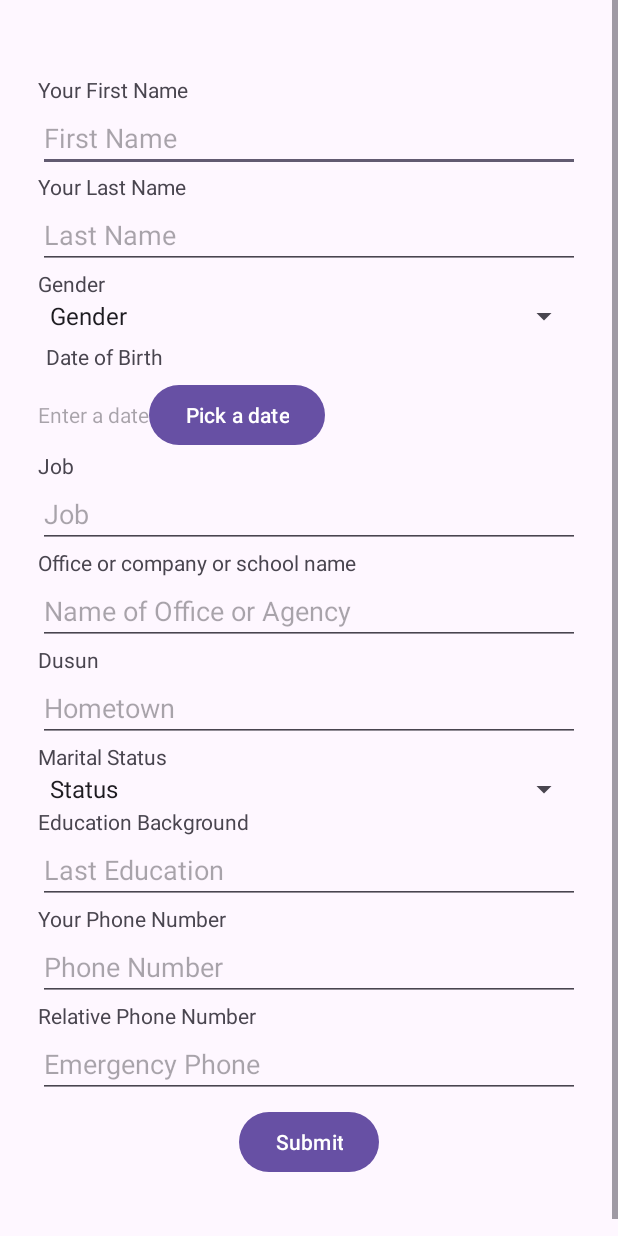
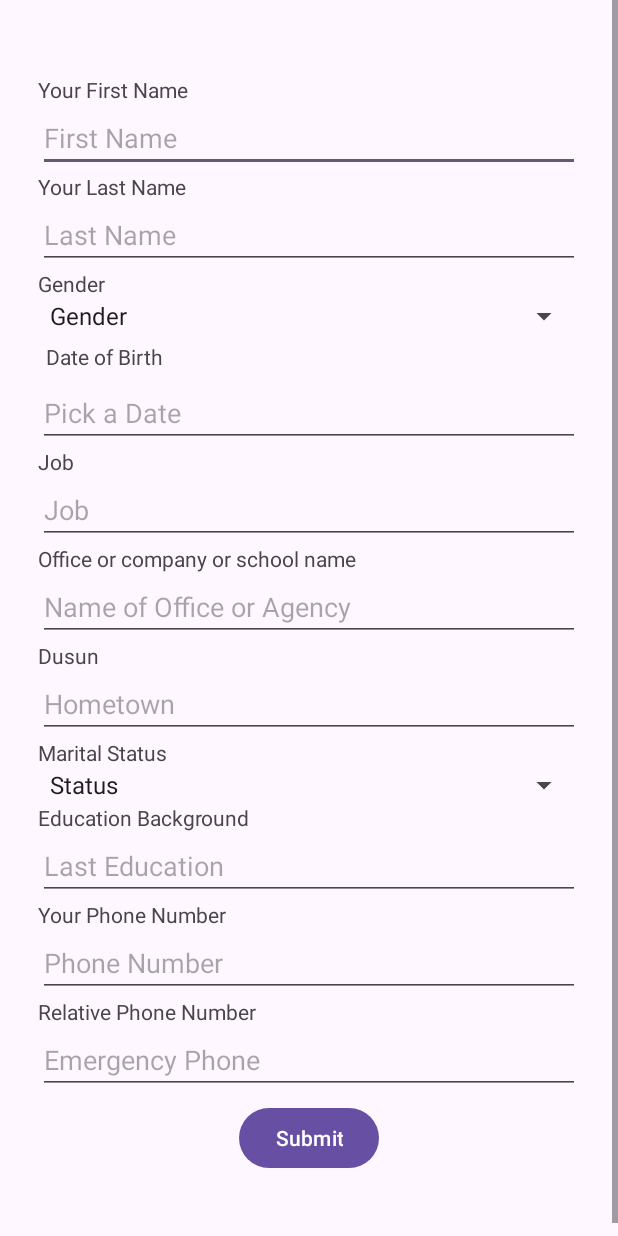
Before and after one commit to BebekHitam/Acquire_Printer, an Android app: the FillProfile screen opened directly, with no data from a screen before it, on a phone screen of 412 x 824 dp. Run offline under Robolectric (Android 15) with nearby library versions, the phone set to English and light mode, and no system bars; our stand-ins replace Firebase (no records; nobody signed in at launch, a user with empty details on screens opened directly).

Commit message:
masih berkutat dalam login, belum kirim data profil

```diff
--- a/app/src/main/java/com/authenticate/FillProfile.java
+++ b/app/src/main/java/com/authenticate/FillProfile.java
@@ -2,6 +2,7 @@ package com.authenticate;
 
 import android.app.Activity;
 import android.content.Context;
+import android.content.DialogInterface;
 import android.graphics.Rect;
 import android.os.Bundle;
 import android.util.AttributeSet;
@@ -24,10 +25,16 @@ import androidx.appcompat.app.AppCompatActivity;
 
 import com.example.acquireprinter.MainActivity;
 import com.example.acquireprinter.R;
+import com.google.firebase.auth.FirebaseAuth;
+import com.google.firebase.auth.FirebaseUser;
+import com.google.firebase.firestore.FirebaseFirestore;
 
+import java.text.SimpleDateFormat;
 import java.util.Calendar;
+import java.util.Locale;
 
 public class FillProfile extends AppCompatActivity {
+
     String selectedDate;
     Activity activity;
     View view;
@@ -36,10 +43,26 @@ public class FillProfile extends AppCompatActivity {
     Button pickDate;
     String Male = "Male";
     String Female = "Female";
+    private EditText dateEditText;
+    private Calendar calendar;
+    Button submitPlease;
+
+    //isi firebase dulu dong boss
+    private FirebaseAuth auth;
+    private FirebaseFirestore db;
+
     @Override
     protected void onCreate(@Nullable Bundle savedInstanceState) {
         super.onCreate(savedInstanceState);
         setContentView(R.layout.fill_profile);
+
+        //initiate firebase
+        auth = FirebaseAuth.getInstance();
+        db = FirebaseFirestore.getInstance();
+
+        //cek user boolean null or not
+        FirebaseUser user = auth.getCurrentUser();
+
 
 
 
@@ -72,27 +95,9 @@ public class FillProfile extends AppCompatActivity {
 
         //--------------------------------------------------------------------------------------------
         //ini untuk minta tanggal lahir
-        TextDate = findViewById(R.id.TextDatee);
-        pickDate = findViewById(R.id.buttonPickDate);
+        dateEditText = findViewById(R.id.dateEditText);
+        calendar = Calendar.getInstance();
 
-
-        pickDate.setOnClickListener(new View.OnClickListener() {
-            @Override
-            public void onClick(View v) {
-                Calendar calendar = Calendar.getInstance();
-                int year = calendar.get(Calendar.YEAR);
-                int month = calendar.get(Calendar.MONTH);
-                int day = calendar.get(Calendar.DAY_OF_MONTH);
-                DatePickerDialog datePickerDialog = new DatePickerDialog(FillProfile.this, new DatePickerDialog.OnDateSetListener() {
-                    @Override
-                    public void onDateSet(DatePicker datePicker, int year, int month, int day) {
-                        selectedDate = day + "/" + (month+1) + "/" + year;
-                        TextDate.setText(selectedDate);
-                    }
-                }, year, month, day);
-
-            }
-        });
         //--------------------------------------------------------------------------------------------
 
 
@@ -105,7 +110,56 @@ public class FillProfile extends AppCompatActivity {
         isMarried.setAdapter(maritalAdapter);
         //apa yang dilakukan jika dropdown dipencet
 
+
+
+        //---------------------------------------------
+        //apa yang akan dilakukan ketika tombol submit dipencet
+        submitPlease = findViewById(R.id.kirim_semuanya);
+        submitPlease.setOnClickListener(new View.OnClickListener() {
+            @Override
+            public void onClick(View view) {
+                //if pertama adalah untuk melakukan checking apakah user ada
+
+                if (user == null){
+                    Toast.makeText(getApplicationContext(), "Anda Belum masuk", Toast.LENGTH_SHORT).show();
+                } else if (user != null) {
+                    Toast.makeText(getApplicationContext(), "Terkirim tapi belum kecantol", Toast.LENGTH_SHORT).show();
+
+                }
+            }
+        });
+
+        //-----------------------------------------------
+
     }
+
+    //-------------------
+    //membuat method picker date
+    public void showDatePickerDialog(View view) {
+        int year = calendar.get(Calendar.YEAR);
+        int month = calendar.get(Calendar.MONTH);
+        int day = calendar.get(Calendar.DAY_OF_MONTH);
+
+        DatePickerDialog datePickerDialog = new DatePickerDialog(this, new DatePickerDialog.OnDateSetListener() {
+            @Override
+            public void onDateSet(DatePicker datePicker, int selectedYear, int selectedMonth, int selectedDay) {
+                calendar.set(selectedYear, selectedMonth, selectedDay);
+                SimpleDateFormat sdf = new SimpleDateFormat("ddMMyyyy", Locale.US);
+                dateEditText.setText(sdf.format(calendar.getTime()));
+            }
+        }, year, month, day);
+
+        datePickerDialog.setOnCancelListener(new DialogInterface.OnCancelListener() {
+            @Override
+            public void onCancel(DialogInterface dialogInterface) {
+                dateEditText.setText(""); // Clear the date if the user cancels the selection
+            }
+        });
+
+        datePickerDialog.show();
+    }
+
+    //--------------------------
 
 
 
--- a/app/src/main/res/layout/fill_profile.xml
+++ b/app/src/main/res/layout/fill_profile.xml
@@ -54,25 +54,15 @@
                 android:layout_width="wrap_content"
                 android:layout_height="wrap_content"
                 android:text="Date of Birth"/>
-            <LinearLayout
-                android:layout_width="wrap_content"
-                android:layout_height="match_parent"
-                android:orientation="horizontal">
-                <TextView
-                    android:id="@+id/TextDatee"
-                    android:layout_width="wrap_content"
-                    android:layout_height="wrap_content"
-                    android:hint="Enter a date"
-                    android:inputType="date" />
-
-                <Button
-                    android:id="@+id/buttonPickDate"
-                    android:layout_width="wrap_content"
-                    android:layout_height="wrap_content"
-                    android:layout_below="@id/TextDatee"
-                    android:text="Pick a date"
-                    android:onClick="onPickDateClick" />
-            </LinearLayout>
+            <EditText
+                android:id="@+id/dateEditText"
+                android:layout_width="match_parent"
+                android:layout_height="wrap_content"
+                android:layout_centerInParent="true"
+                android:focusable="false"
+                android:hint="Pick a Date"
+                android:inputType="none"
+                android:onClick="showDatePickerDialog" />
 
 
             <TextView
@@ -151,7 +141,7 @@
                 android:paddingTop="5dp"
                 android:gravity="center">
                 <Button
-
+                    android:id="@+id/kirim_semuanya"
                     android:layout_width="wrap_content"
                     android:layout_height="wrap_content"
                     android:text="Submit"/>
```
Also changed, not shown: app/src/main/java/com/authenticate/Profile.java (+11 -1 lines), app/src/main/res/layout/fragment_profile.xml (+9 -1 lines).
